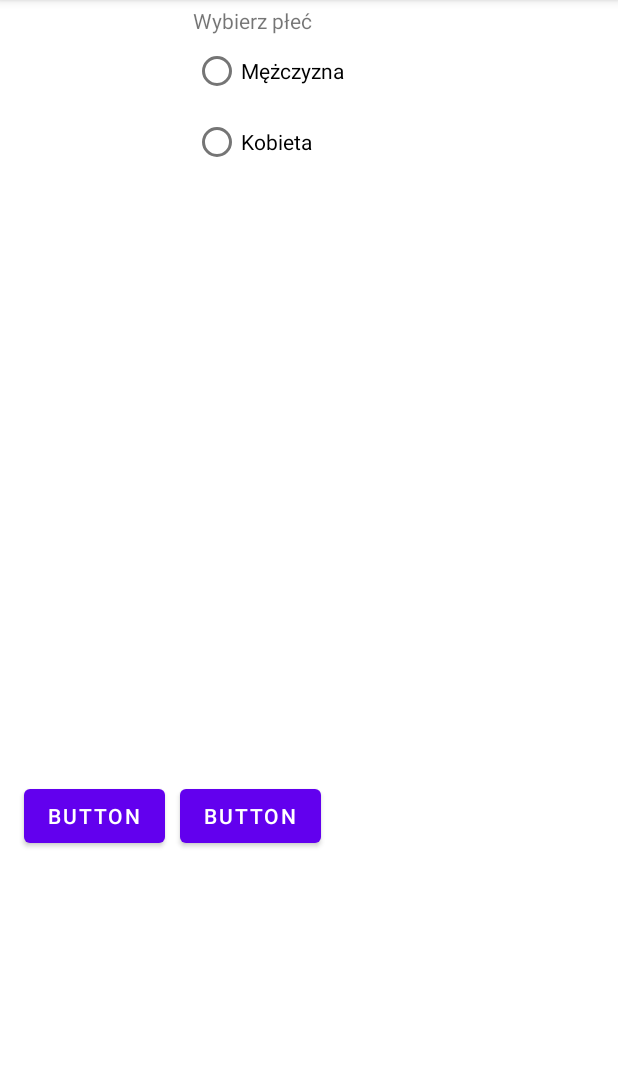
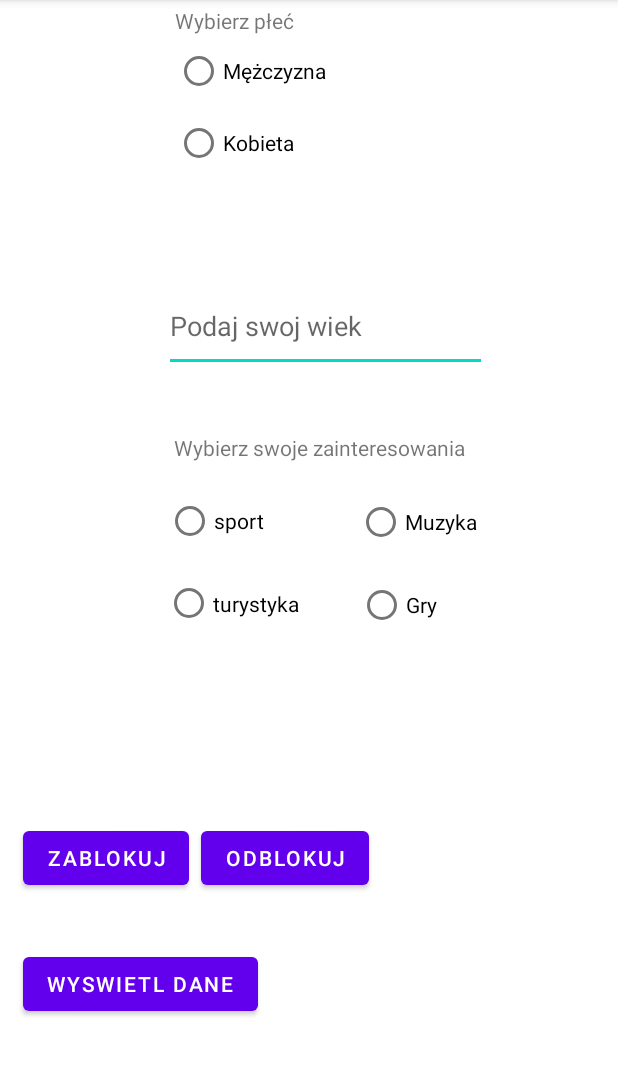
Before and after one commit to Kakaoss/ZadanieNaOcene-23.03.2022, an Android app: the screen it shows after launch (MainActivity), on a phone screen of 412 x 824 dp, the part 84-1160 px from its top. Run offline under Robolectric (Android 15) with nearby library versions, the phone set to English and light mode, and no system bars.

Commit message:
activity wyglad skonczone

```diff
--- a/app/src/main/java/com/example/zadanienaocene_23032022/MainActivity.kt
+++ b/app/src/main/java/com/example/zadanienaocene_23032022/MainActivity.kt
@@ -2,10 +2,22 @@ package com.example.zadanienaocene_23032022
 
 import androidx.appcompat.app.AppCompatActivity
 import android.os.Bundle
+import android.widget.Button
+import android.widget.RadioButton
 
 class MainActivity : AppCompatActivity() {
     override fun onCreate(savedInstanceState: Bundle?) {
         super.onCreate(savedInstanceState)
         setContentView(R.layout.activity_main)
+
+
+            val zablokujdane = findViewById<Button>(R.id.btnZab)
+            val odblokujdane = findViewById<Button>(R.id.btnOdb)
+            var PlecM = findViewById<RadioButton>(R.id.Pm)
+
+
+        zablokujdane.setOnClickListener {
+
+        }
     }
 }
--- a/app/src/main/res/layout/activity_main.xml
+++ b/app/src/main/res/layout/activity_main.xml
@@ -6,12 +6,23 @@
     android:layout_height="match_parent"
     tools:context=".MainActivity">
 
+    <RadioButton
+        android:id="@+id/radioSport"
+        android:layout_width="105dp"
+        android:layout_height="49dp"
+        android:layout_marginBottom="396dp"
+        android:text="sport"
+        app:layout_constraintBottom_toBottomOf="parent"
+        app:layout_constraintEnd_toEndOf="parent"
+        app:layout_constraintHorizontal_bias="0.36"
+        app:layout_constraintStart_toStartOf="parent" />
+
     <RadioGroup
-        android:layout_width="267dp"
-        android:layout_height="114dp"
+        android:layout_width="195dp"
+        android:layout_height="116dp"
         android:layout_marginTop="4dp"
         app:layout_constraintEnd_toEndOf="parent"
-        app:layout_constraintHorizontal_bias="0.888"
+        app:layout_constraintHorizontal_bias="0.539"
         app:layout_constraintStart_toStartOf="parent"
         app:layout_constraintTop_toTopOf="parent">
 
@@ -23,14 +34,13 @@
 
         <RadioButton
             android:id="@+id/Pm"
-            android:layout_width="wrap_content"
+            android:layout_width="match_parent"
             android:layout_height="wrap_content"
-            android:layout_marginEnd="104dp"
             android:text="Mężczyzna" />
 
         <RadioButton
             android:id="@+id/Pk"
-            android:layout_width="wrap_content"
+            android:layout_width="match_parent"
             android:layout_height="wrap_content"
             android:minHeight="48dp"
             android:text="Kobieta" />
@@ -40,22 +50,90 @@
         android:id="@+id/btnZab"
         android:layout_width="wrap_content"
         android:layout_height="wrap_content"
-        android:layout_marginBottom="200dp"
-        android:text="Button"
+        android:layout_marginBottom="172dp"
+        android:text="Zablokuj"
         app:layout_constraintBottom_toBottomOf="parent"
         app:layout_constraintEnd_toEndOf="parent"
         app:layout_constraintHorizontal_bias="0.05"
         app:layout_constraintStart_toStartOf="parent" />
 
     <Button
+        android:id="@+id/btnWyswietl"
+        android:layout_width="wrap_content"
+        android:layout_height="wrap_content"
+        android:layout_marginBottom="88dp"
+        android:text="Wyswietl dane"
+        app:layout_constraintBottom_toBottomOf="parent"
+        app:layout_constraintEnd_toEndOf="parent"
+        app:layout_constraintHorizontal_bias="0.059"
+        app:layout_constraintStart_toStartOf="parent" />
+
+    <Button
         android:id="@+id/btnOdb"
         android:layout_width="wrap_content"
         android:layout_height="wrap_content"
-        android:layout_marginBottom="200dp"
-        android:text="Button"
+        android:layout_marginBottom="172dp"
+        android:text="Odblokuj"
         app:layout_constraintBottom_toBottomOf="parent"
         app:layout_constraintEnd_toEndOf="parent"
-        app:layout_constraintHorizontal_bias="0.378"
+        app:layout_constraintHorizontal_bias="0.446"
+        app:layout_constraintStart_toStartOf="parent" />
+
+    <EditText
+        android:id="@+id/editTextNumber"
+        android:layout_width="215dp"
+        android:layout_height="61dp"
+        android:layout_marginBottom="520dp"
+        android:ems="10"
+        android:hint="Podaj swoj wiek"
+        android:inputType="number"
+        app:layout_constraintBottom_toBottomOf="parent"
+        app:layout_constraintEnd_toEndOf="parent"
+        app:layout_constraintHorizontal_bias="0.556"
+        app:layout_constraintStart_toStartOf="parent" />
+
+    <RadioButton
+        android:id="@+id/radioMuzyka"
+        android:layout_width="99dp"
+        android:layout_height="48dp"
+        android:layout_marginBottom="396dp"
+        android:text="Muzyka"
+        app:layout_constraintBottom_toBottomOf="parent"
+        app:layout_constraintEnd_toEndOf="parent"
+        app:layout_constraintHorizontal_bias="0.761"
+        app:layout_constraintStart_toStartOf="parent" />
+
+    <RadioButton
+        android:id="@+id/radioTurystyka"
+        android:layout_width="107dp"
+        android:layout_height="51dp"
+        android:layout_marginBottom="340dp"
+        android:text="turystyka"
+        app:layout_constraintBottom_toBottomOf="parent"
+        app:layout_constraintEnd_toEndOf="parent"
+        app:layout_constraintHorizontal_bias="0.36"
+        app:layout_constraintStart_toStartOf="parent" />
+
+    <RadioButton
+        android:id="@+id/radioGry"
+        android:layout_width="98dp"
+        android:layout_height="49dp"
+        android:layout_marginBottom="340dp"
+        android:text="Gry"
+        app:layout_constraintBottom_toBottomOf="parent"
+        app:layout_constraintEnd_toEndOf="parent"
+        app:layout_constraintHorizontal_bias="0.761"
+        app:layout_constraintStart_toStartOf="parent" />
+
+    <TextView
+        android:id="@+id/textzainteresowania"
+        android:layout_width="wrap_content"
+        android:layout_height="wrap_content"
+        android:layout_marginBottom="460dp"
+        android:text="Wybierz swoje zainteresowania"
+        app:layout_constraintBottom_toBottomOf="parent"
+        app:layout_constraintEnd_toEndOf="parent"
+        app:layout_constraintHorizontal_bias="0.532"
         app:layout_constraintStart_toStartOf="parent" />
 
 </androidx.constraintlayout.widget.ConstraintLayout>
```
